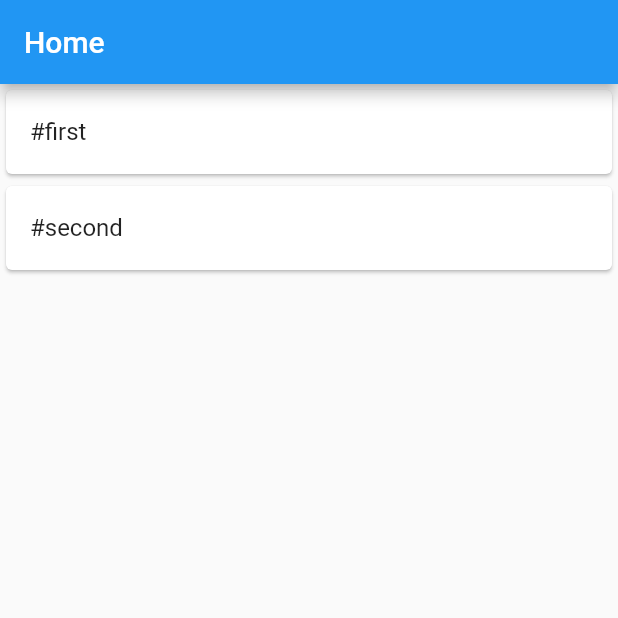
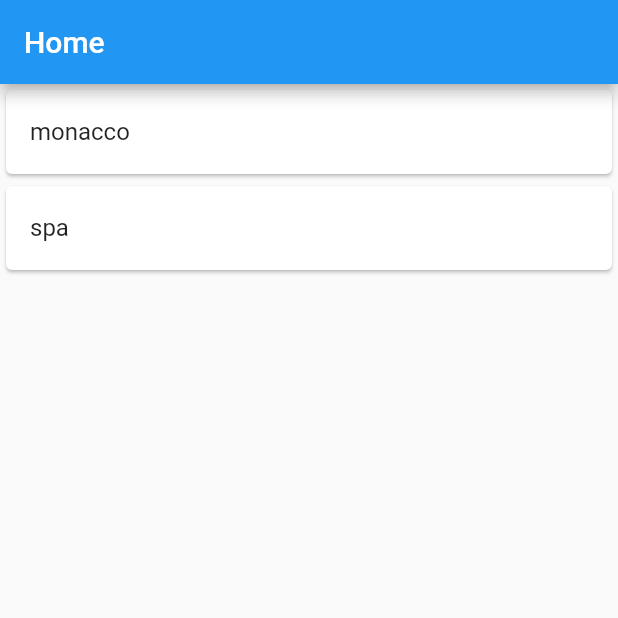
Before and after one commit to NicolasR64/F1ManagerFlutter, a Flutter app: the screen it shows after launch, swiped to page 2, on a phone screen of 412 x 824 dp, the top half of it. Run offline on Flutter 3.47's test engine with Material 2 defaults, Android fonts, the phone set to English and light mode, and no system bars.

Commit message:
change view

```diff
--- /dev/null
+++ b/lib/repositories/circuit_repo.dart
@@ -0,0 +1,13 @@
+import 'package:f1_project_manager/screens/models/Circuit.dart';
+
+class circuitRepository{
+  static Circuit circuit01 = new Circuit(id: 01, nom: 'monacco', pays: 'france');
+  static Circuit circuit02 = new Circuit(id: 02, nom: 'spa', pays: 'belgique');
+  final  List<Circuit> Circuits = [circuit01, circuit02];
+
+  List<Circuit> getAllCircuits(){
+    return this.Circuits;
+  }
+
+  circuitRepository(){}
+}
--- a/lib/screens/HomeScreen.dart
+++ b/lib/screens/HomeScreen.dart
@@ -1,4 +1,3 @@
-import 'package:flutter/cupertino.dart';
 import 'package:flutter/material.dart';
 import 'package:f1_project_manager/screens/views/ListCircuitView.dart';
 import 'package:f1_project_manager/screens/views/ListPilotesView.dart';
@@ -22,8 +21,19 @@ class _HomeScreenState extends State<HomeScreen>{
     _pageController.dispose();
     super.dispose();
   }
-
-
+  addFloatingActionButton(){
+    switch(_currentIndex) {
+      case 0:{
+        return null;
+      }
+      break;
+      case 1:{
+        return AddCircuitComponent();
+      }
+      break;
+    }
+    return AddCircuitComponent();
+  }
 
   @override
   Widget build(BuildContext context) {
@@ -38,14 +48,14 @@ class _HomeScreenState extends State<HomeScreen>{
           });
         },
         controller: _pageController,
-        children: const <Widget>[
+        children: <Widget>[
           championnatView(),
           ListCircuitView(),
           ListPilotesView(),
           ListEcuriesView(),
         ],
       ),
-      floatingActionButton: AddCircuitComponent(),
+      floatingActionButton: addFloatingActionButton(),
       bottomNavigationBar: BottomNavigationBar(
         currentIndex: _currentIndex,
         onTap: (int index)
--- a/lib/screens/models/Circuit.dart
+++ b/lib/screens/models/Circuit.dart
@@ -1,9 +1,9 @@
 class Circuit{
-  final int id;
-  final String nom;
-  final String pays;
+  int id;
+  String nom;
+  String pays;
 
-  const Circuit({
+  Circuit({
     required this.id,
     required this.nom,
     required this.pays,
@@ -17,6 +17,7 @@ class Circuit{
     };
   }
 
+
   @override
   String toString() {
     return 'Circuit{id: $id, nom: $nom, pays: $pays}';
--- a/lib/screens/models/Ecurie.dart
+++ b/lib/screens/models/Ecurie.dart
@@ -1,8 +1,8 @@
 class Ecurie{
-  final int id;
-  final String nom;
+  int id;
+  String nom;
 
-  const Ecurie({
+  Ecurie({
     required this.id,
     required this.nom,
 });
--- a/lib/screens/views/ListCircuitView.dart
+++ b/lib/screens/views/ListCircuitView.dart
@@ -1,22 +1,17 @@
+import 'package:f1_project_manager/repositories/circuit_repo.dart';
+import 'package:f1_project_manager/screens/models/Circuit.dart';
 import 'package:flutter/cupertino.dart';
 import 'package:flutter/material.dart';
 
-const List<Map<String, dynamic>> listMapping = [
-  {
-    'name': "#first",
-  },
-  {
-    'name': "#second",
-  },
-];
+circuitRepository circuitRepo = new circuitRepository();
 
 class ListCircuitView extends StatelessWidget{
-  const ListCircuitView({Key? key}) : super(key: key);
-
+  ListCircuitView({Key? key}) : super(key: key);
+  List<Circuit> listCircuit = circuitRepo.getAllCircuits();
   @override
   Widget build(BuildContext context) {
     return ListView.builder(
-        itemCount: listMapping.length,
+        itemCount: listCircuit.length,
         itemBuilder: (context, index) {
           return Dismissible(
             key: Key(index.toString()),
@@ -32,7 +27,7 @@ class ListCircuitView extends StatelessWidget{
             ),
             child:Card(
               child :ListTile(
-                title: Text(listMapping[index]['name']),
+                title: Text(listCircuit[index].nom),
               ),
             ),
           );
--- a/pubspec.yaml
+++ b/pubspec.yaml
@@ -29,8 +29,10 @@ environment:
 # the latest version available on pub.dev. To see which dependencies have newer
 # versions available, run `flutter pub outdated`.
 dependencies:
+  equatable: ^2.0.3
   flutter:
     sdk: flutter
+  flutter_bloc: ^7.3.3
   sqflite:
   path:
 
```
Also changed, not shown: lib/screens/models/Pilote.dart (+7 -7 lines), pubspec.lock.
